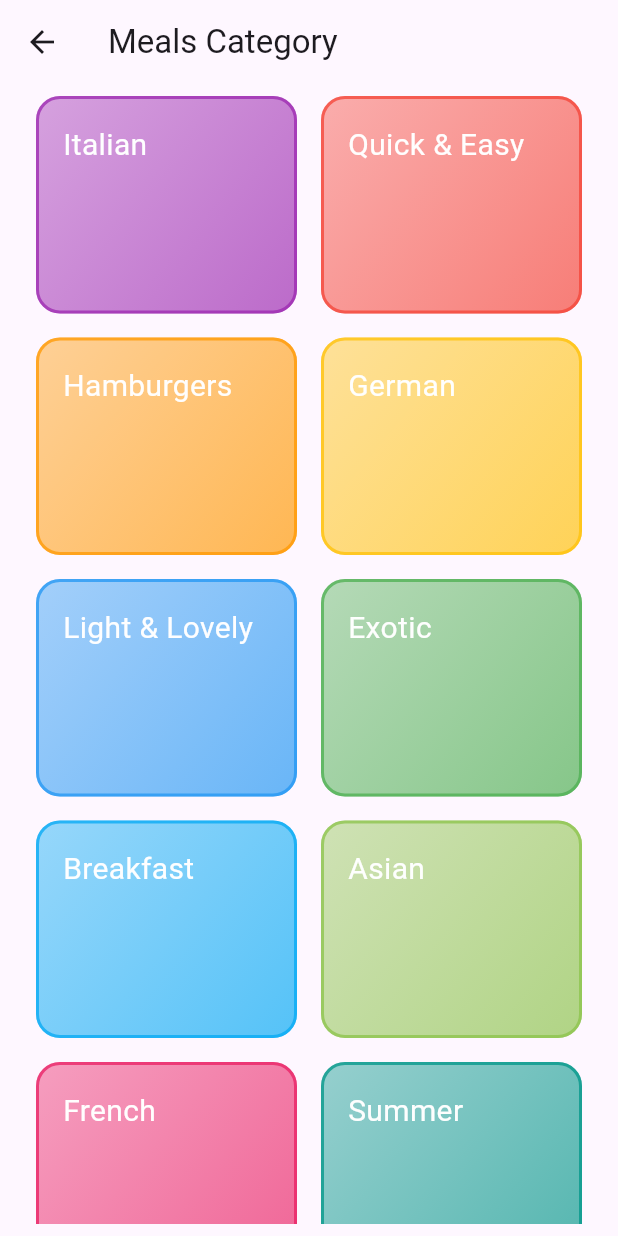
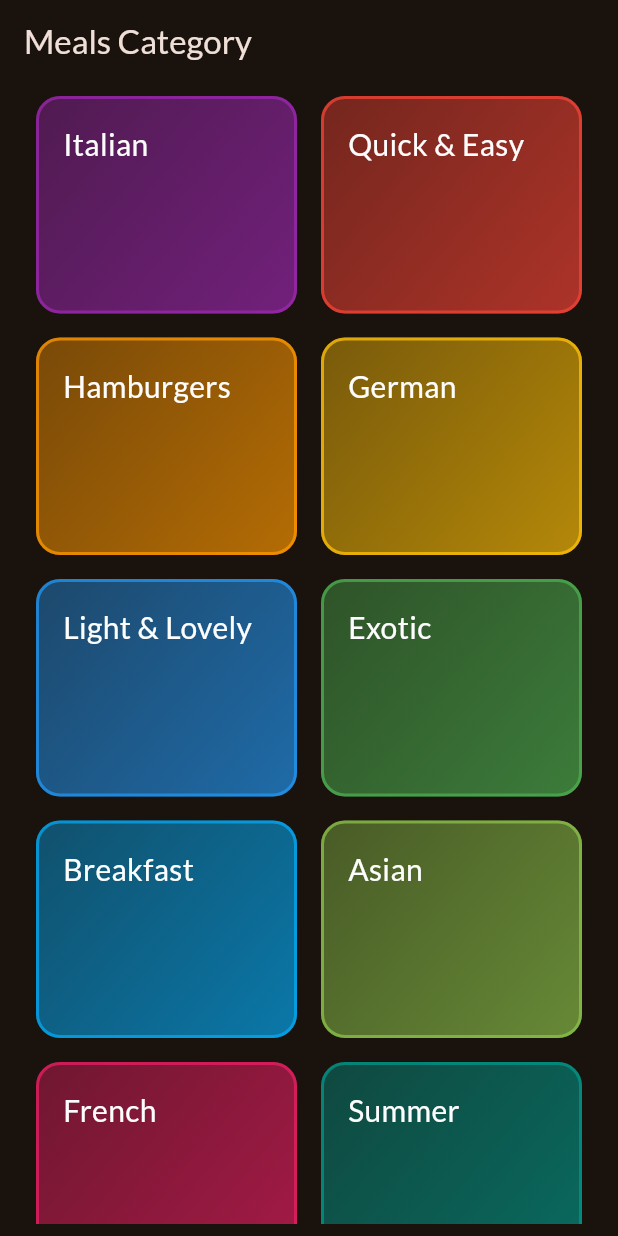
Before and after one commit to Premchand777/meals_bucket, a Flutter app: the MealsCategoriesScreen screen opened directly, on a phone screen of 412 x 824 dp. Run offline on Flutter 3.47's test engine with Material 3 defaults, Android fonts, the phone set to English and light mode, and no system bars; our stand-ins replace google_fonts; network calls fail.

Commit message:
Integrated meals' category screen into main.dart.

```diff
--- a/lib/main.dart
+++ b/lib/main.dart
@@ -1,13 +1,31 @@
 import 'package:flutter/material.dart';
+
+import 'package:google_fonts/google_fonts.dart';
+import 'package:meals_bucket/widgets/screens/meals_categories_slw.dart';
+
+ThemeData theme = ThemeData(
+  useMaterial3: true,
+  colorScheme: ColorScheme.fromSeed(
+    seedColor: const Color.fromARGB(255, 131, 57, 0),
+    brightness: Brightness.dark,
+  ),
+  textTheme: GoogleFonts.latoTextTheme(),
+);
 
 void main() {
   runApp(
-    const MaterialApp(
-      home: Scaffold(
-        body: Text(
-          'Hello world!',
-        ),
-      ),
-    ),
+    const App(),
   );
 }
+
+class App extends StatelessWidget {
+  const App({super.key});
+
+  @override
+  Widget build(BuildContext context) {
+    return MaterialApp(
+      theme: theme,
+      home: const MealsCategoriesScreen(),
+    );
+  }
+}
```
